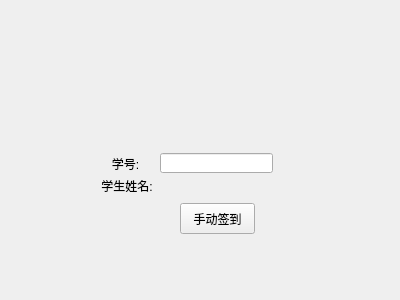
Old version of the form demo/frame_manual_sign.ui in the repository SITP-face-recognize/QTclient.
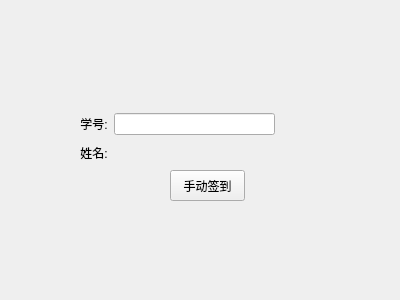
New version of the form.

Diff of the .ui file:
```diff
--- a/demo/frame_manual_sign.ui
+++ b/demo/frame_manual_sign.ui
@@ -13,37 +13,11 @@
   <property name="windowTitle">
    <string>Form</string>
   </property>
-  <widget class="QLabel" name="stu_id">
-   <property name="geometry">
-    <rect>
-     <x>90</x>
-     <y>153</y>
-     <width>71</width>
-     <height>21</height>
-    </rect>
-   </property>
-   <property name="text">
-    <string>学号:</string>
-   </property>
-   <property name="alignment">
-    <set>Qt::AlignCenter</set>
-   </property>
-  </widget>
-  <widget class="QLineEdit" name="tb_id">
-   <property name="geometry">
-    <rect>
-     <x>160</x>
-     <y>153</y>
-     <width>113</width>
-     <height>20</height>
-    </rect>
-   </property>
-  </widget>
   <widget class="QPushButton" name="btn_submit">
    <property name="geometry">
     <rect>
-     <x>180</x>
-     <y>203</y>
+     <x>170</x>
+     <y>170</y>
      <width>75</width>
      <height>31</height>
     </rect>
@@ -52,34 +26,47 @@
     <string>手动签到</string>
    </property>
   </widget>
-  <widget class="QLabel" name="tip_name">
+  <widget class="QWidget" name="">
    <property name="geometry">
     <rect>
-     <x>180</x>
-     <y>180</y>
-     <width>71</width>
-     <height>21</height>
+     <x>80</x>
+     <y>113</y>
+     <width>195</width>
+     <height>51</height>
     </rect>
    </property>
-   <property name="text">
-    <string/>
-   </property>
-  </widget>
-  <widget class="QLabel" name="stu_name">
-   <property name="geometry">
-    <rect>
-     <x>100</x>
-     <y>180</y>
-     <width>54</width>
-     <height>12</height>
-    </rect>
-   </property>
-   <property name="text">
-    <string>学生姓名:</string>
-   </property>
-   <property name="alignment">
-    <set>Qt::AlignCenter</set>
-   </property>
+   <layout class="QGridLayout" name="gridLayout">
+    <item row="0" column="0">
+     <widget class="QLabel" name="stu_id">
+      <property name="text">
+       <string>学号:</string>
+      </property>
+      <property name="alignment">
+       <set>Qt::AlignCenter</set>
+      </property>
+     </widget>
+    </item>
+    <item row="0" column="1">
+     <widget class="QLineEdit" name="tb_id"/>
+    </item>
+    <item row="1" column="0">
+     <widget class="QLabel" name="stu_name">
+      <property name="text">
+       <string>姓名:</string>
+      </property>
+      <property name="alignment">
+       <set>Qt::AlignCenter</set>
+      </property>
+     </widget>
+    </item>
+    <item row="1" column="1">
+     <widget class="QLabel" name="tip_name">
+      <property name="text">
+       <string/>
+      </property>
+     </widget>
+    </item>
+   </layout>
   </widget>
  </widget>
  <resources/>
```
